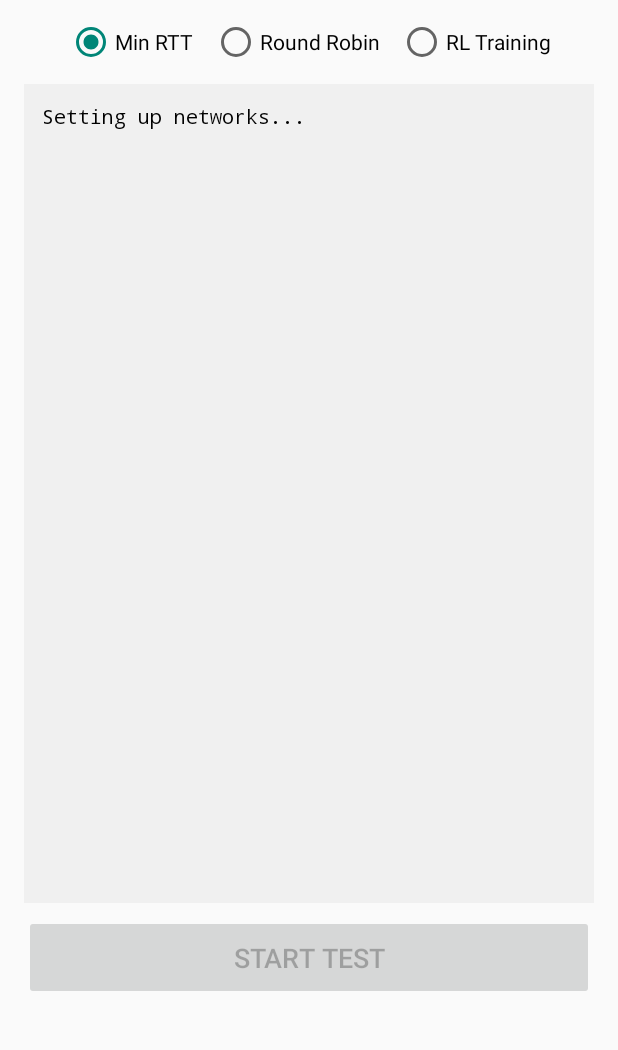
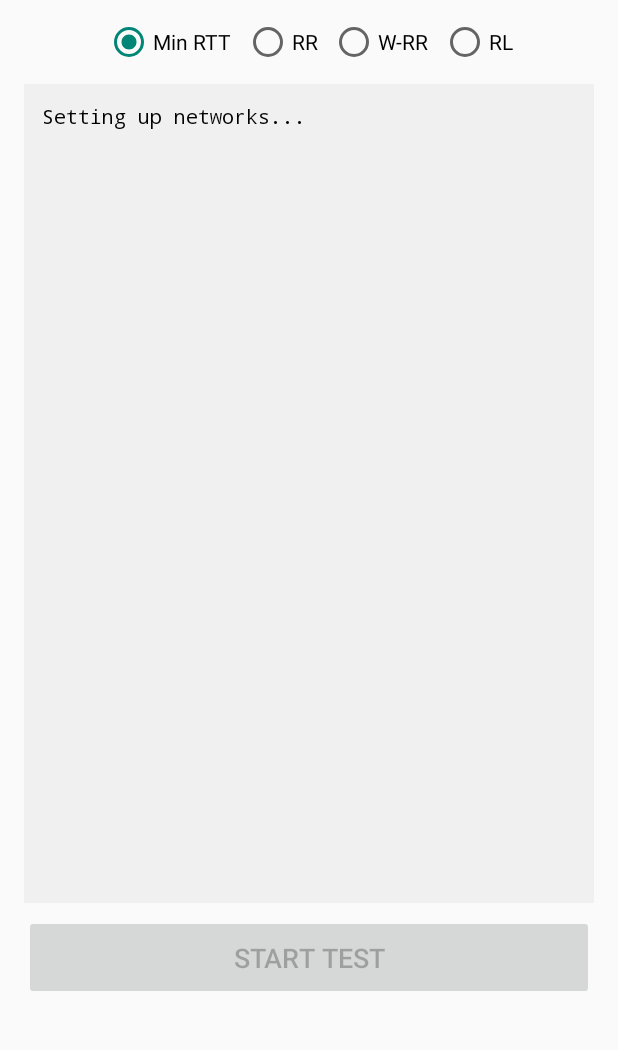
Before and after one commit to sepamir1992/KESTREL-multipath-scheduler, an Android app built with Jetpack Compose: the screen it shows after launch (MainActivity), on a phone screen of 412 x 824 dp, the part 176-1226 px from its top. Run offline under Robolectric (Android 15) with nearby library versions, the phone set to English and light mode, and no system bars.

Commit message:
feat: Add Weighted Round Robin scheduler and baseline CSV logging to Android client
- Add WEIGHTED_RR to TestType enum for new scheduler option
- Implement selectPathWeightedRR() using RTT-based probabilistic selection
- Add baseline CSV logging functions for comparing schedulers
- Calculate simulated reward using V3 hybrid formula for fair comparison
- Add W-RR radio button to UI layout
- Update radio button handler to support new scheduler

https://claude.ai/code/session_01E1V2bfjmfBNxf4NA4CMTQu

```diff
--- a/MultipathClient/app/src/main/res/layout/activity_main.xml
+++ b/MultipathClient/app/src/main/res/layout/activity_main.xml
@@ -41,15 +41,22 @@
             android:id="@+id/roundRobinRadioButton"
             android:layout_width="wrap_content"
             android:layout_height="wrap_content"
-            android:text="Round Robin"
-            android:layout_marginStart="12dp"/>
+            android:text="RR"
+            android:layout_marginStart="8dp"/>
+
+        <RadioButton
+            android:id="@+id/weightedRRRadioButton"
+            android:layout_width="wrap_content"
+            android:layout_height="wrap_content"
+            android:text="W-RR"
+            android:layout_marginStart="8dp"/>
 
         <RadioButton
             android:id="@+id/rlTrainingRadioButton"
             android:layout_width="wrap_content"
             android:layout_height="wrap_content"
-            android:text="RL Training"
-            android:layout_marginStart="12dp"/>
+            android:text="RL"
+            android:layout_marginStart="8dp"/>
     </RadioGroup>
 
     <LinearLayout
```
Also changed, not shown: MultipathClient/app/src/main/java/com/example/multipathclient/MainActivity.kt (+137 -2 lines).
